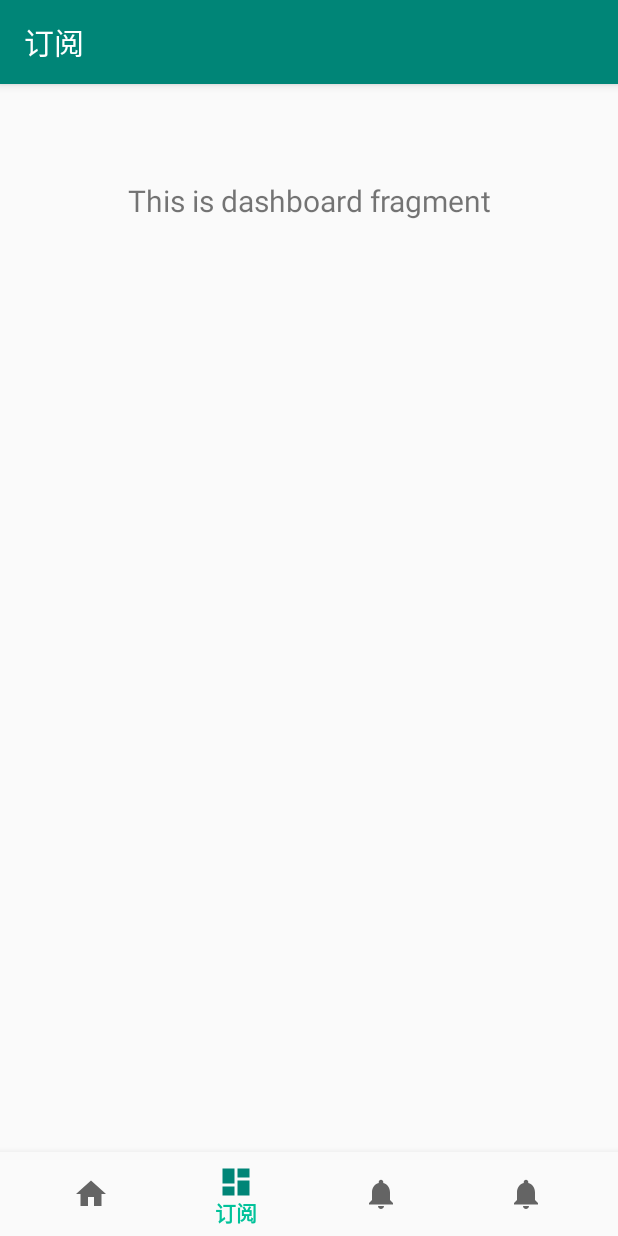
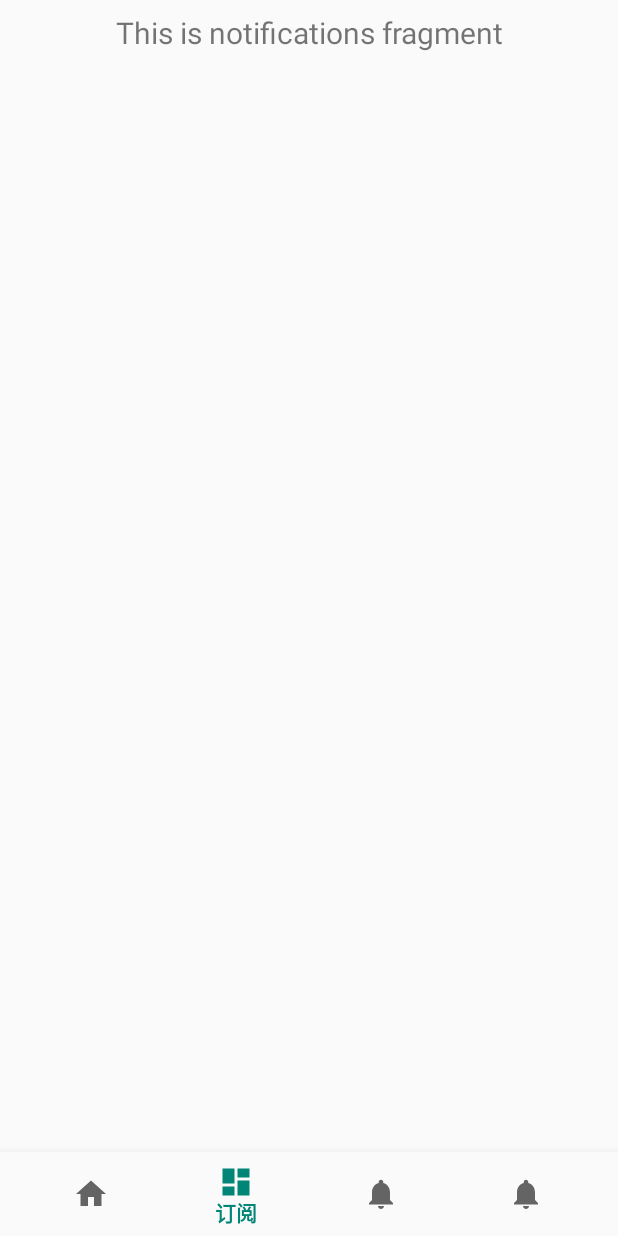
Before and after one commit to henansonglele/AndroidDemo, an Android app: the screen it shows after launch (MainActivity), item 2 of the bottom bar chosen, on a phone screen of 412 x 824 dp. Run offline under Robolectric (Android 15) with nearby library versions, the phone set to English and light mode, and no system bars; pictures from the network do not load.

Commit message:
提交glide

```diff
--- a/app/build.gradle
+++ b/app/build.gradle
@@ -30,4 +30,7 @@ dependencies {
     testImplementation 'junit:junit:4.12'
     androidTestImplementation 'androidx.test.ext:junit:1.1.0'
     androidTestImplementation 'androidx.test.espresso:espresso-core:3.1.1'
+    //glide图片库
+    implementation 'com.github.bumptech.glide:glide:4.11.0'//4.11.0
+    annotationProcessor 'com.github.bumptech.glide:compiler:4.11.0'
 }
--- a/app/src/main/java/com/dd/MainActivity.java
+++ b/app/src/main/java/com/dd/MainActivity.java
@@ -1,27 +1,103 @@
 package com.dd;
 
 import android.os.Bundle;
+import android.view.MenuItem;
+import android.widget.Toast;
+import androidx.annotation.NonNull;
+import androidx.appcompat.app.AppCompatActivity;
+import androidx.fragment.app.Fragment;
+import androidx.fragment.app.FragmentPagerAdapter;
+import androidx.viewpager.widget.ViewPager;
+import com.dd.ui.dashboard.DashboardFragment;
+import com.dd.ui.home.HomeFragment;
+import com.dd.ui.my.MyFragment;
+import com.dd.ui.notifications.NotificationsFragment;
 import com.google.android.material.bottomnavigation.BottomNavigationView;
-import androidx.appcompat.app.AppCompatActivity;
-import androidx.navigation.NavController;
-import androidx.navigation.Navigation;
-import androidx.navigation.ui.AppBarConfiguration;
-import androidx.navigation.ui.NavigationUI;
+import java.util.ArrayList;
 
 public class MainActivity extends AppCompatActivity {
-
+    ViewPager mViewPager;
+    BottomNavigationView navigationView;
     @Override
     protected void onCreate(Bundle savedInstanceState) {
         super.onCreate(savedInstanceState);
         setContentView(R.layout.activity_main);
-        BottomNavigationView navView = findViewById(R.id.nav_view);
-        // Passing each menu ID as a set of Ids because each
-        // menu should be considered as top level destinations.
-        AppBarConfiguration appBarConfiguration = new AppBarConfiguration.Builder(
-                R.id.navigation_home, R.id.navigation_dashboard, R.id.navigation_notifications,R.id.navigation_my)
-                .build();
-        NavController navController = Navigation.findNavController(this, R.id.nav_host_fragment);
-        NavigationUI.setupActionBarWithNavController(this, navController, appBarConfiguration);
-        NavigationUI.setupWithNavController(navView, navController);
+        initView();
+    };
+
+    BottomNavigationView.OnNavigationItemSelectedListener mOnNavigationItemSelectedListener
+            = new BottomNavigationView.OnNavigationItemSelectedListener() {
+
+        @Override
+        public boolean onNavigationItemSelected(@NonNull MenuItem item) {
+            switch (item.getItemId()) {
+                case R.id.navigation_home:
+                    mViewPager.setCurrentItem(0);
+                    Toast.makeText( MainActivity.this,"1",Toast.LENGTH_SHORT);
+                    return true;
+                case R.id.navigation_dashboard:
+                    mViewPager.setCurrentItem(1);
+                    Toast.makeText( MainActivity.this,"2",Toast.LENGTH_SHORT);
+                    return true;
+                case R.id.navigation_notifications:
+                    mViewPager.setCurrentItem(2);
+                    Toast.makeText( MainActivity.this,"3",Toast.LENGTH_SHORT);
+                    return true;
+                case R.id.navigation_my:
+                    mViewPager.setCurrentItem(3);
+                    Toast.makeText( MainActivity.this,"4",Toast.LENGTH_SHORT);
+                    return true;
+            }
+            return false;
+        }
+    };
+
+
+   void  initView(){
+       mViewPager=(ViewPager) findViewById(R.id.mViewPager);
+       navigationView=(BottomNavigationView) findViewById(R.id.navigation);
+       navigationView.setOnNavigationItemSelectedListener(mOnNavigationItemSelectedListener);
+       mViewPager.addOnPageChangeListener(new ViewPager.OnPageChangeListener() {
+
+           @Override
+           public void onPageScrolled(int position, float positionOffset, int positionOffsetPixels) {
+
+           }
+
+           @Override
+           public void onPageSelected(int position) {
+               navigationView.getMenu().getItem(position).setChecked(true);
+
+           }
+
+           @Override
+           public void onPageScrollStateChanged(int state) {
+
+           }
+       });
+       initViewPager();
     }
+
+   void  initViewPager(){
+       final ArrayList<Fragment> fgLists=new ArrayList<>(4);
+       fgLists.add(new HomeFragment());
+       fgLists.add(new NotificationsFragment());
+       fgLists.add(new DashboardFragment());
+       fgLists.add(new MyFragment());
+       FragmentPagerAdapter mPagerAdapter=new FragmentPagerAdapter(getSupportFragmentManager()) {
+           @Override
+           public Fragment getItem(int position) {
+               return fgLists.get(position);
+           }
+
+           @Override
+           public int getCount() {
+               return fgLists.size();
+           }
+       };
+       mViewPager.setAdapter(mPagerAdapter);
+       mViewPager.setOffscreenPageLimit(3);
+    }
+
+
 }
--- a/app/src/main/java/com/dd/ui/home/HomeFragment.java
+++ b/app/src/main/java/com/dd/ui/home/HomeFragment.java
@@ -4,23 +4,29 @@ import android.os.Bundle;
 import android.view.LayoutInflater;
 import android.view.View;
 import android.view.ViewGroup;
+import android.widget.ImageView;
 import android.widget.TextView;
+import androidx.annotation.NonNull;
 import androidx.annotation.Nullable;
-import androidx.annotation.NonNull;
 import androidx.fragment.app.Fragment;
 import androidx.lifecycle.Observer;
 import androidx.lifecycle.ViewModelProviders;
 import com.dd.R;
+import com.dd.utils.ImageManager;
 
 public class HomeFragment extends Fragment {
 
     private HomeViewModel homeViewModel;
+    ImageView imageview_bg;
 
     public View onCreateView(@NonNull LayoutInflater inflater,
             ViewGroup container, Bundle savedInstanceState) {
         homeViewModel =
                 ViewModelProviders.of(this).get(HomeViewModel.class);
         View root = inflater.inflate(R.layout.fragment_home, container, false);
+
+        imageview_bg = root.findViewById(R.id.imageview_bg);
+
         final TextView textView = root.findViewById(R.id.text_home);
         homeViewModel.getText().observe(this, new Observer<String>() {
             @Override
@@ -28,6 +34,8 @@ public class HomeFragment extends Fragment {
                 textView.setText(s);
             }
         });
+
+        ImageManager.loadImageFromNet(getContext(),"https://pics6.baidu.com/feed/e61190ef76c6a7efa7dc53ce842f7356f1de66b9.jpeg?token=edf26f1943b9dfb727a884974dfd1e16&s=9F1004C7DA21E0CE181690B10300D019",imageview_bg);
         return root;
     }
 }
--- /dev/null
+++ b/app/src/main/java/com/dd/utils/ImageManager.java
@@ -0,0 +1,39 @@
+package com.dd.utils;
+
+import android.content.Context;
+import android.widget.ImageView;
+import com.bumptech.glide.Glide;
+import com.dd.R;
+
+public class ImageManager {
+    //https://blog.csdn.net/augfun/article/details/105963476
+
+
+    public static void loadImageFromNet(Context context,String url, ImageView imageView){
+        Glide.with(context).load(url).into(imageView);
+
+    }
+    public static void loadImageFromNetWithHold(Context context,String url, ImageView imageView,int holdRes){
+        Glide.with(context).load(url).placeholder(holdRes).into(imageView);
+        //Glide.with(context).load(url).placeholder(R.drawable.loading).into(imageView);
+
+    }
+
+    public static void loadImage(Context context,String url, ImageView imageView) {
+        // 加载本地图片
+        //File file = new File(getExternalCacheDir() + "/image.jpg");
+        //Glide.with(context).load(file).into(imageView);
+
+        // 加载应用资源
+        int resource = R.drawable.ic_dashboard_black_24dp;
+        Glide.with(context).load(resource).into(imageView);
+
+        // 加载二进制流
+        //byte[] image = getImageBytes();
+        //Glide.with(context).load(image).into(imageView);
+        //
+        //// 加载Uri对象
+        //Uri imageUri = getImageUri();
+        //Glide.with(context).load(imageUri).into(imageView);
+    }
+}
--- a/app/src/main/res/layout/activity_main.xml
+++ b/app/src/main/res/layout/activity_main.xml
@@ -4,36 +4,25 @@
     android:id="@+id/container"
     android:layout_width="match_parent"
     android:layout_height="match_parent"
-    android:paddingTop="?attr/actionBarSize"
     >
-
+    <androidx.viewpager.widget.ViewPager
+        android:id="@+id/mViewPager"
+        android:layout_width="match_parent"
+        android:layout_height="match_parent"
+        app:layout_constraintLeft_toLeftOf="parent"
+        app:layout_constraintRight_toRightOf="parent"
+        app:layout_constraintBottom_toTopOf="@+id/navigation"
+        app:layout_constraintTop_toTopOf="parent">
+    </androidx.viewpager.widget.ViewPager>
     <com.google.android.material.bottomnavigation.BottomNavigationView
-        android:id="@+id/nav_view"
+        android:id="@+id/navigation"
         android:layout_width="0dp"
         android:layout_height="wrap_content"
+        android:layout_marginEnd="0dp"
         android:layout_marginStart="0dp"
-        android:layout_marginEnd="0dp"
         android:background="?android:attr/windowBackground"
         app:layout_constraintBottom_toBottomOf="parent"
         app:layout_constraintLeft_toLeftOf="parent"
         app:layout_constraintRight_toRightOf="parent"
-        app:menu="@menu/bottom_nav_menu"
-        app:itemTextColor="@color/color_00c29a"
-        app:itemTextAppearanceActive="@color/colorAccent"
-        app:itemTextAppearanceInactive="@color/color_00c29a"
-        />
-
-    <fragment
-        android:id="@+id/nav_host_fragment"
-        android:name="androidx.navigation.fragment.NavHostFragment"
-        android:layout_width="match_parent"
-        android:layout_height="match_parent"
-        app:defaultNavHost="true"
-        app:layout_constraintBottom_toTopOf="@id/nav_view"
-        app:layout_constraintLeft_toLeftOf="parent"
-        app:layout_constraintRight_toRightOf="parent"
-        app:layout_constraintTop_toTopOf="parent"
-        app:navGraph="@navigation/mobile_navigation"
-        />
-
+        app:menu="@menu/bottom_nav_menu" />
 </androidx.constraintlayout.widget.ConstraintLayout>
--- a/app/src/main/res/values/styles.xml
+++ b/app/src/main/res/values/styles.xml
@@ -6,6 +6,8 @@
         <item name="colorPrimary">@color/colorPrimary</item>
         <item name="colorPrimaryDark">@color/colorPrimaryDark</item>
         <item name="colorAccent">@color/colorAccent</item>
+        <item name="windowActionBar">false</item>
+        <item name="windowNoTitle">true</item>
     </style>
 
 </resources>
```
Also changed, not shown: app/src/main/AndroidManifest.xml (+27 -1 lines), app/src/main/res/layout/fragment_home.xml (+7 -1 lines).
